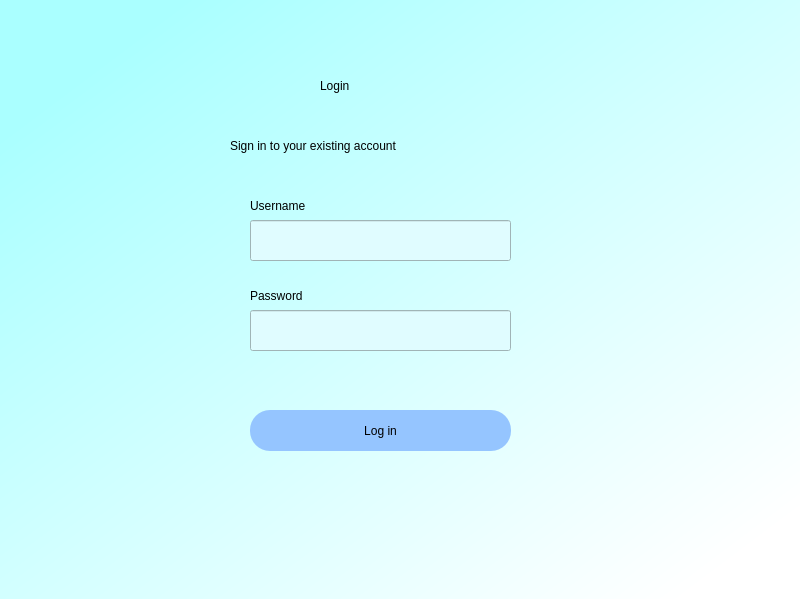
First picture: the form in login.ui, repository nehamalviya22/Assure_Effort_Desktop_Application, before the edit.
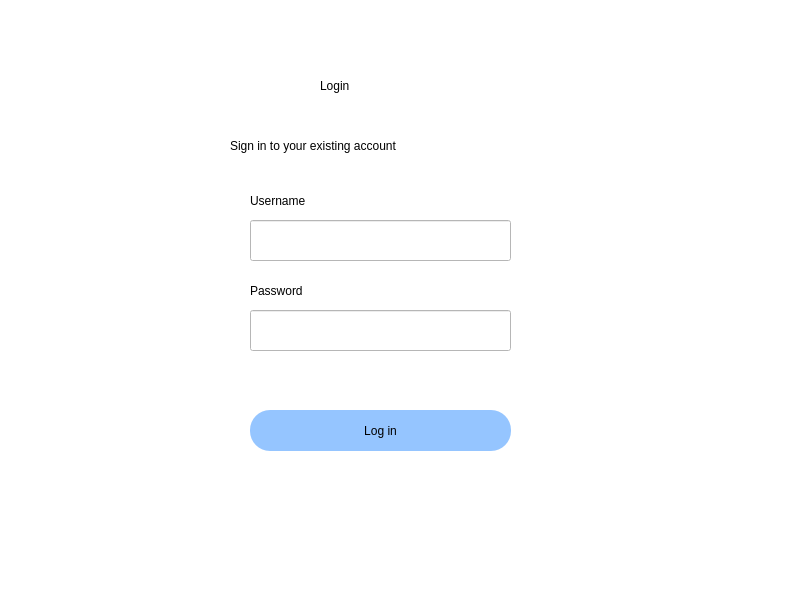
Second picture: the form after the edit.

Commit message: update design of all screen

The edit to the form file:
```diff
--- a/login.ui
+++ b/login.ui
@@ -23,8 +23,7 @@
     </rect>
    </property>
    <property name="styleSheet">
-    <string notr="true">QWidget#bgwidget{
-background-color:qlineargradient(spread:pad, x1:0.105, y1:0.125, x2:0.916, y2:0.931818, stop:0 rgba(170, 255, 255, 255), stop:1 rgba(255, 255, 255, 255));}</string>
+    <string notr="true">background-color: rgb(255, 255, 255);</string>
    </property>
    <widget class="QLabel" name="label">
     <property name="geometry">
@@ -87,8 +86,8 @@
      </rect>
     </property>
     <property name="styleSheet">
-     <string notr="true">background-color:rgb(224, 252, 255);
-font: 12pt &quot;Sans Serif&quot;;</string>
+     <string notr="true">font: 12pt &quot;Sans Serif&quot;;
+background-color: rgb(255, 255, 255);</string>
     </property>
    </widget>
    <widget class="QLineEdit" name="passwordfield">
@@ -101,8 +100,8 @@
      </rect>
     </property>
     <property name="styleSheet">
-     <string notr="true">background-color:rgb(224, 252, 255);
-font: 12pt &quot;Sans Serif&quot;;</string>
+     <string notr="true">font: 12pt &quot;Sans Serif&quot;;
+background-color: rgb(255, 255, 255);</string>
     </property>
    </widget>
    <widget class="QLabel" name="label_3">
@@ -111,7 +110,7 @@
       <x>250</x>
       <y>190</y>
       <width>101</width>
-      <height>31</height>
+      <height>21</height>
      </rect>
     </property>
     <property name="styleSheet">
@@ -127,7 +126,7 @@
       <x>250</x>
       <y>280</y>
       <width>101</width>
-      <height>31</height>
+      <height>21</height>
      </rect>
     </property>
     <property name="styleSheet">
```
The commit also changes 3 other files.
